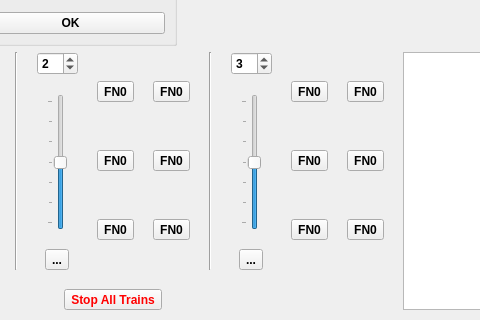
Old version of the form gb_dcc.ui in the repository schelli04/Gertbot_DCC; both pictures show x 167 to 647 and y 131 to 451 of the 1074 by 651 pixel window.
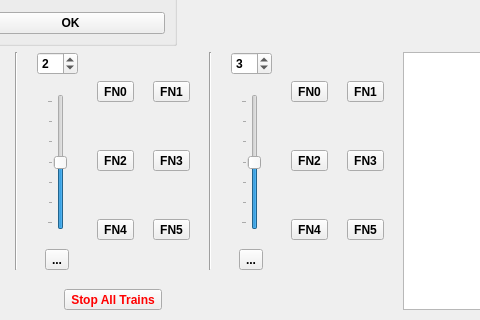
New version of the form. Icons and pictures are not drawn.

Commit message: FN0 hinzugefügt

Diff of the .ui file:
```diff
--- a/gb_dcc.ui
+++ b/gb_dcc.ui
@@ -826,7 +826,7 @@
              <item row="1" column="1">
               <widget class="QToolButton" name="toolButton_7">
                <property name="text">
-                <string>FN0</string>
+                <string>FN3</string>
                </property>
                <property name="checkable">
                 <bool>true</bool>
@@ -836,7 +836,7 @@
              <item row="1" column="0">
               <widget class="QToolButton" name="toolButton_8">
                <property name="text">
-                <string>FN0</string>
+                <string>FN2</string>
                </property>
                <property name="checkable">
                 <bool>true</bool>
@@ -856,7 +856,7 @@
              <item row="0" column="1">
               <widget class="QToolButton" name="toolButton_10">
                <property name="text">
-                <string>FN0</string>
+                <string>FN1</string>
                </property>
                <property name="checkable">
                 <bool>true</bool>
@@ -866,7 +866,7 @@
              <item row="2" column="0">
               <widget class="QToolButton" name="toolButton_11">
                <property name="text">
-                <string>FN0</string>
+                <string>FN4</string>
                </property>
                <property name="checkable">
                 <bool>true</bool>
@@ -876,7 +876,7 @@
              <item row="2" column="1">
               <widget class="QToolButton" name="toolButton_12">
                <property name="text">
-                <string>FN0</string>
+                <string>FN5</string>
                </property>
                <property name="checkable">
                 <bool>true</bool>
@@ -954,7 +954,7 @@
              <item row="1" column="1">
               <widget class="QToolButton" name="toolButton_13">
                <property name="text">
-                <string>FN0</string>
+                <string>FN3</string>
                </property>
                <property name="checkable">
                 <bool>true</bool>
@@ -964,7 +964,7 @@
              <item row="1" column="0">
               <widget class="QToolButton" name="toolButton_14">
                <property name="text">
-                <string>FN0</string>
+                <string>FN2</string>
                </property>
                <property name="checkable">
                 <bool>true</bool>
@@ -984,7 +984,7 @@
              <item row="0" column="1">
               <widget class="QToolButton" name="toolButton_16">
                <property name="text">
-                <string>FN0</string>
+                <string>FN1</string>
                </property>
                <property name="checkable">
                 <bool>true</bool>
@@ -994,7 +994,7 @@
              <item row="2" column="0">
               <widget class="QToolButton" name="toolButton_17">
                <property name="text">
-                <string>FN0</string>
+                <string>FN4</string>
                </property>
                <property name="checkable">
                 <bool>true</bool>
@@ -1004,7 +1004,7 @@
              <item row="2" column="1">
               <widget class="QToolButton" name="toolButton_18">
                <property name="text">
-                <string>FN0</string>
+                <string>FN5</string>
                </property>
                <property name="checkable">
                 <bool>true</bool>
```
Left out of the diff: 36 changed lines with no effect on the pictures. The commit also changes 2 other files.
